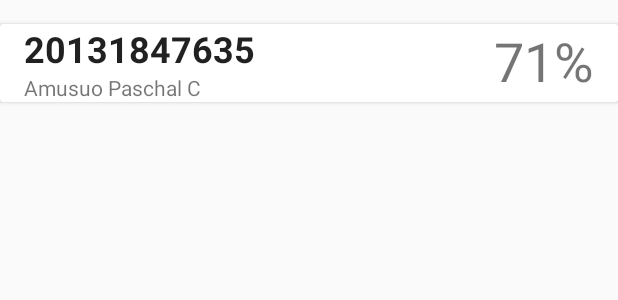
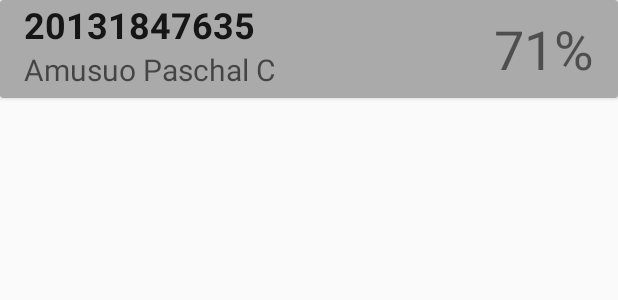
Before and after one commit to AmPaschal/MyAttendance, an Android app: the layout attendance_list_item.xml on its own in the app's theme, with its tools: preview values and no code run, on a phone screen of 412 x 824 dp. Shown: the top 300 px of the screen. Run offline under Robolectric (Android 15) with nearby library versions, the phone set to English and light mode, and no system bars.

```diff
--- a/app/src/main/res/layout/attendance_list_item.xml
+++ b/app/src/main/res/layout/attendance_list_item.xml
@@ -1,10 +1,11 @@
 <?xml version="1.0" encoding="utf-8"?>
 <android.support.design.card.MaterialCardView xmlns:android="http://schemas.android.com/apk/res/android"
-    android:layout_height="wrap_content"
+    xmlns:app="http://schemas.android.com/apk/res-auto"
+    xmlns:tools="http://schemas.android.com/tools"
     android:layout_width="match_parent"
-    xmlns:tools="http://schemas.android.com/tools"
-    android:layout_marginTop="16dp"
-    android:padding="16dp">
+    android:layout_height="65dp"
+    android:padding="16dp"
+    app:cardBackgroundColor="@android:color/darker_gray">
 
     <RelativeLayout
         android:layout_width="match_parent"
@@ -13,33 +14,38 @@
         <TextView
             android:id="@+id/tv_attendance"
             android:layout_width="wrap_content"
-            android:layout_height="wrap_content"
+            android:layout_height="match_parent"
             android:layout_alignParentEnd="true"
             android:layout_alignParentTop="true"
-            tools:text="71%"
+            android:layout_marginStart="24dp"
+            android:gravity="center"
             android:paddingEnd="16dp"
-            android:layout_marginStart="24dp"
-            android:textSize="36sp"/>
+            android:textSize="36sp"
+            tools:text="71%" />
 
         <LinearLayout
             android:layout_width="match_parent"
             android:layout_height="wrap_content"
-            android:orientation="vertical"
             android:layout_marginLeft="16dp"
-            android:layout_toLeftOf="@id/tv_attendance">
+            android:layout_toLeftOf="@id/tv_attendance"
+            android:orientation="vertical">
 
             <TextView
+                style="@style/Base.TextAppearance.AppCompat.Headline"
                 android:layout_width="match_parent"
+                android:id="@+id/tv_reg_no"
                 android:layout_height="wrap_content"
-                tools:text="20131847635"
                 android:textSize="24sp"
                 android:textStyle="bold"
-                style="@style/Base.TextAppearance.AppCompat.Headline"/>
+                tools:text="20131847635" />
 
             <TextView
+                style="@style/Base.TextAppearance.AppCompat.Display2"
                 android:layout_width="match_parent"
+                android:id="@+id/tv_name"
                 android:layout_height="wrap_content"
-                tools:text="Amusuo Paschal C"/>
+                android:textSize="20dp"
+                tools:text="Amusuo Paschal C" />
         </LinearLayout>
 
     </RelativeLayout>
```
Also changed, not shown: app/src/main/java/com/example/ampaschal/myattendance/adapters/CourseAdapter.java (added, +59 -0 lines), app/src/main/java/com/example/ampaschal/myattendance/database/models/StudentAttendance.java (added, +41 -0 lines).
